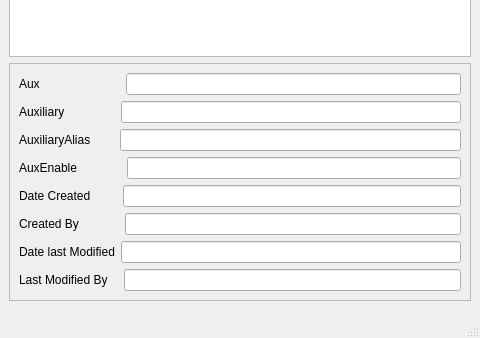
This is elitebridge_ui_file/auxmainwindow2.ui in SaiSawant1/EliteBridgeAdmin as Qt 5 draws it before an edit; both pictures show x 0 to 480 and y 302 to 640 of the 480 by 640 pixel window. The edited form follows.
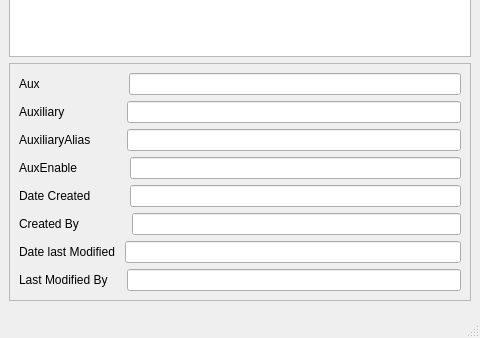
This is the edited form.

Patch:
```diff
--- a/elitebridge_ui_file/auxmainwindow2.ui
+++ b/elitebridge_ui_file/auxmainwindow2.ui
@@ -44,7 +44,7 @@
            <item>
             <widget class="QLabel" name="label">
              <property name="text">
-              <string>Aux                        </string>
+              <string>Aux                         </string>
              </property>
             </widget>
            </item>
@@ -58,7 +58,7 @@
            <item>
             <widget class="QLabel" name="label_2">
              <property name="text">
-              <string>Auxiliary               </string>
+              <string>Auxiliary                 </string>
              </property>
             </widget>
            </item>
@@ -72,7 +72,7 @@
            <item>
             <widget class="QLabel" name="label_3">
              <property name="text">
-              <string>AuxiliaryAlias       </string>
+              <string>AuxiliaryAlias         </string>
              </property>
             </widget>
            </item>
@@ -86,7 +86,7 @@
            <item>
             <widget class="QLabel" name="label_4">
              <property name="text">
-              <string>AuxEnable             </string>
+              <string>AuxEnable              </string>
              </property>
             </widget>
            </item>
@@ -100,7 +100,7 @@
            <item>
             <widget class="QLabel" name="label_7">
              <property name="text">
-              <string>Date Created        </string>
+              <string>Date Created          </string>
              </property>
             </widget>
            </item>
@@ -114,7 +114,7 @@
            <item>
             <widget class="QLabel" name="label_8">
              <property name="text">
-              <string>Created By            </string>
+              <string>Created By              </string>
              </property>
             </widget>
            </item>
@@ -128,7 +128,7 @@
            <item>
             <widget class="QLabel" name="label_9">
              <property name="text">
-              <string>Date last Modified</string>
+              <string>Date last Modified </string>
              </property>
             </widget>
            </item>
@@ -142,7 +142,7 @@
            <item>
             <widget class="QLabel" name="label_10">
              <property name="text">
-              <string>Last Modified By   </string>
+              <string>Last Modified By    </string>
              </property>
             </widget>
            </item>
```
